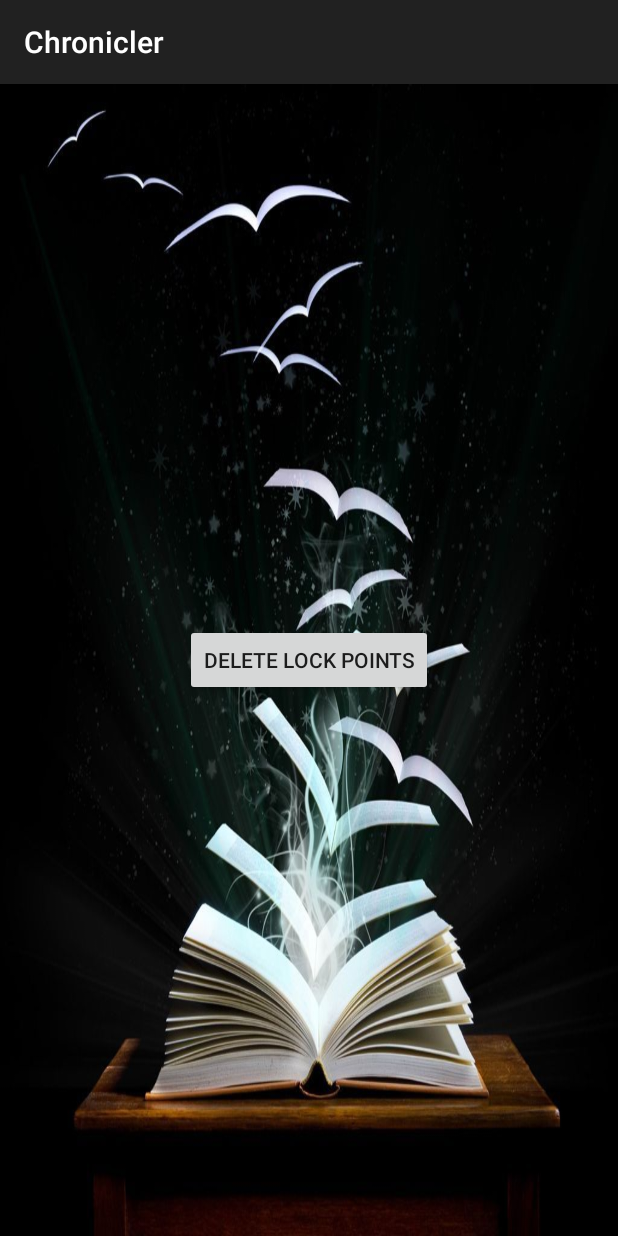
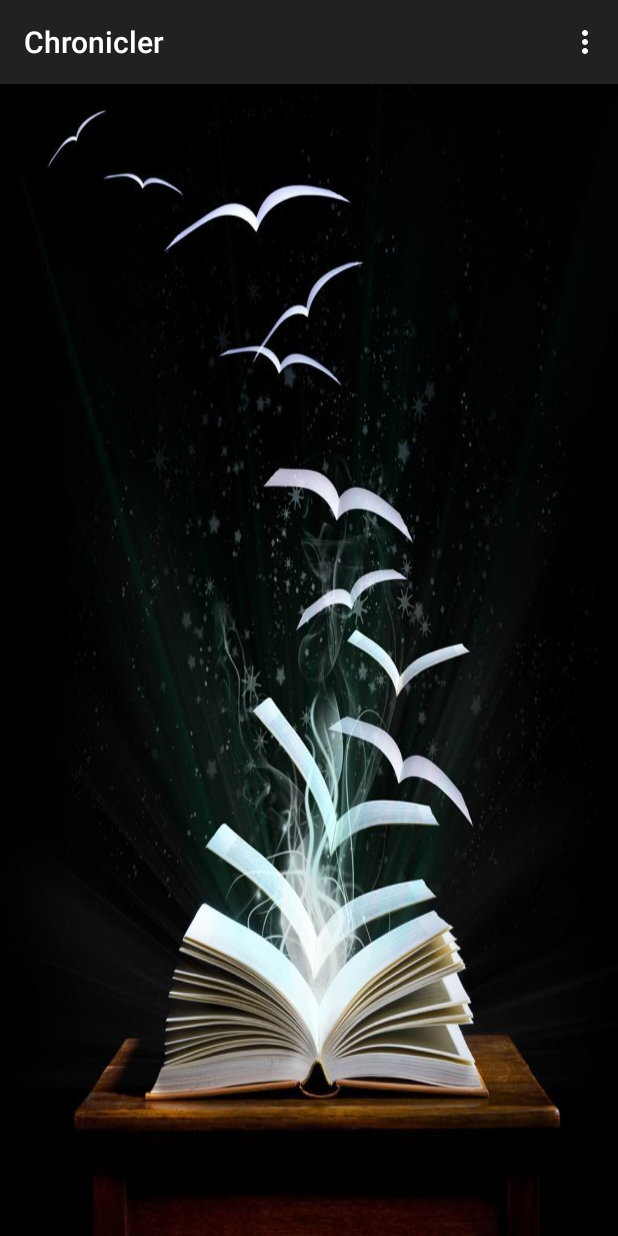
Before and after one commit to SaurabhDRao/Chronicler, an Android app: the screen it shows after launch (MainActivity), on a phone screen of 412 x 824 dp. Run offline under Robolectric (Android 15) with nearby library versions, the phone set to English and light mode, and no system bars; our stand-ins replace Firebase (no records; nobody signed in at launch, a user with empty details on screens opened directly), Room's generated code.

```diff
--- a/app/src/main/java/com/example/myapplication/MainActivity.java
+++ b/app/src/main/java/com/example/myapplication/MainActivity.java
@@ -137,17 +137,6 @@ public class MainActivity extends AppCompatActivity {
             }
         });
 
-        Button btn = findViewById(R.id.next_btn);
-        btn.setOnClickListener(new View.OnClickListener() {
-            @Override
-            public void onClick(View view) {
-                myDatabase.lockPointsDao().deleteData();
-                pointsList.clear();
-                startActivity(new Intent(getApplicationContext(), MainActivity.class));
-                finish();
-            }
-        });
-
     }
 
     private boolean checkDistance(int x, int y, int a, int b) {
@@ -160,4 +149,26 @@ public class MainActivity extends AppCompatActivity {
         else
             return false;
     }
+
+    @Override
+    public boolean onCreateOptionsMenu(Menu menu) {
+        super.onCreateOptionsMenu(menu);
+        getMenuInflater().inflate(R.menu.forget_password_menu, menu);
+        return true;
+    }
+
+    @Override
+    public boolean onOptionsItemSelected(MenuItem item) {
+        super.onOptionsItemSelected(item);
+
+        switch (item.getItemId()) {
+            case R.id.forget_password:
+                myDatabase.lockPointsDao().deleteData();
+                pointsList.clear();
+                startActivity(new Intent(getApplicationContext(), MainActivity.class));
+                finish();
+                return true;
+            default: return false;
+        }
+    }
 }
--- a/app/src/main/res/layout/activity_main.xml
+++ b/app/src/main/res/layout/activity_main.xml
@@ -8,14 +8,6 @@
     android:background="@drawable/book_wallpaper"
     tools:context="com.example.myapplication.MainActivity">
 
-    <Button
-        android:id="@+id/next_btn"
-        android:layout_width="wrap_content"
-        android:layout_height="wrap_content"
-        android:text="Delete lock points"
-        app:layout_constraintBottom_toBottomOf="parent"
-        app:layout_constraintEnd_toEndOf="parent"
-        app:layout_constraintStart_toStartOf="parent"
-        app:layout_constraintTop_toTopOf="parent" />
+
 
 </android.support.constraint.ConstraintLayout>
--- a/app/src/main/res/menu/forget_password_menu.xml
+++ b/app/src/main/res/menu/forget_password_menu.xml
@@ -1,4 +1,8 @@
 <?xml version="1.0" encoding="utf-8"?>
-<menu xmlns:android="http://schemas.android.com/apk/res/android">
+<menu xmlns:app="http://schemas.android.com/apk/res-auto"
+    xmlns:android="http://schemas.android.com/apk/res/android">
 
+    <item
+        android:id="@+id/forget_password"
+        android:title="Forget Password" />
 </menu>
```
Also changed, not shown: app/src/main/java/com/example/myapplication/SettingsFragment.java (+2 -19 lines).
